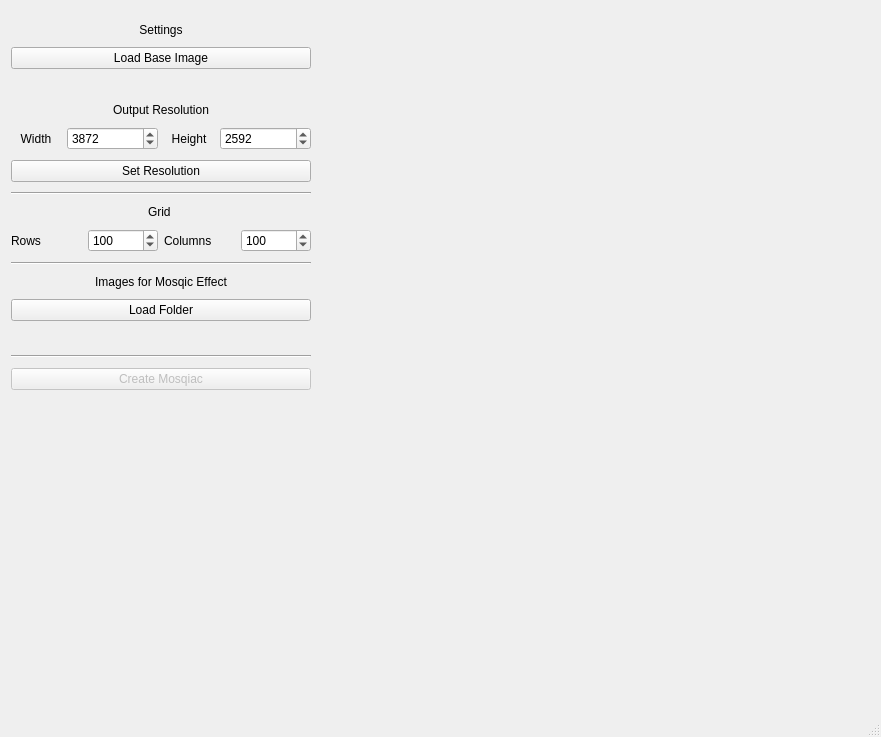
Above: mainwindow.ui from scheckmedia/ImageMosaicWall before the change. Below: the same form after it.
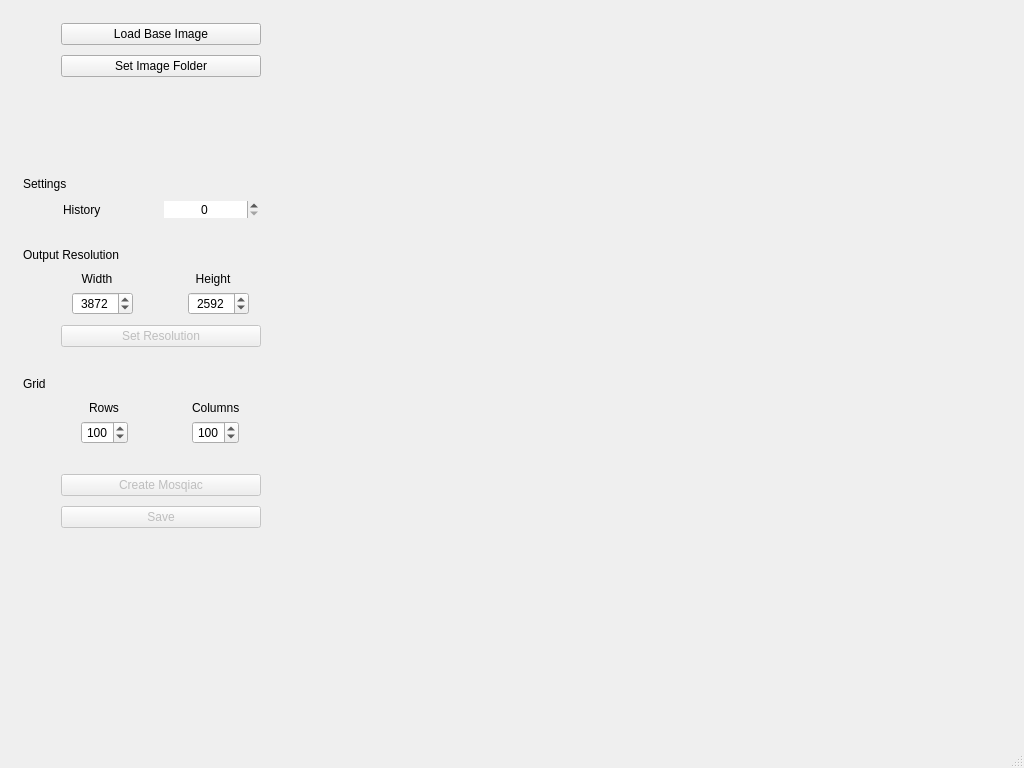
That is the form after the change. Icons and pictures are not drawn.

```diff
--- a/mainwindow.ui
+++ b/mainwindow.ui
@@ -6,8 +6,8 @@
    <rect>
     <x>0</x>
     <y>0</y>
-    <width>881</width>
-    <height>737</height>
+    <width>1024</width>
+    <height>768</height>
    </rect>
   </property>
   <property name="windowTitle">
@@ -72,94 +72,192 @@
           <number>0</number>
          </property>
          <item row="0" column="0">
-          <layout class="QVBoxLayout" name="verticalLayout">
+          <layout class="QVBoxLayout" name="verticalLayout" stretch="0,0,0,0,0,0,0,0,0,0,0,0,0,0,0,0,0">
            <property name="spacing">
             <number>10</number>
            </property>
+           <property name="leftMargin">
+            <number>12</number>
+           </property>
            <property name="topMargin">
             <number>12</number>
            </property>
-           <item>
-            <widget class="QLabel" name="label">
-             <property name="sizePolicy">
-              <sizepolicy hsizetype="Minimum" vsizetype="Fixed">
-               <horstretch>0</horstretch>
-               <verstretch>0</verstretch>
-              </sizepolicy>
-             </property>
-             <property name="text">
-              <string>Settings</string>
-             </property>
-             <property name="alignment">
-              <set>Qt::AlignHCenter|Qt::AlignTop</set>
-             </property>
-            </widget>
-           </item>
-           <item>
+           <property name="rightMargin">
+            <number>12</number>
+           </property>
+           <item alignment="Qt::AlignHCenter">
             <widget class="QPushButton" name="btnLoad">
+             <property name="minimumSize">
+              <size>
+               <width>200</width>
+               <height>0</height>
+              </size>
+             </property>
+             <property name="maximumSize">
+              <size>
+               <width>200</width>
+               <height>16777215</height>
+              </size>
+             </property>
              <property name="text">
               <string>Load Base Image</string>
              </property>
+             <property name="icon">
+              <iconset resource="assets.qrc">
+               <normaloff>:/icons/assets/base_image.png</normaloff>:/icons/assets/base_image.png</iconset>
+             </property>
+             <property name="iconSize">
+              <size>
+               <width>32</width>
+               <height>32</height>
+              </size>
+             </property>
+             <property name="flat">
+              <bool>false</bool>
+             </property>
+            </widget>
+           </item>
+           <item alignment="Qt::AlignHCenter">
+            <widget class="QPushButton" name="pushButton">
+             <property name="minimumSize">
+              <size>
+               <width>200</width>
+               <height>0</height>
+              </size>
+             </property>
+             <property name="maximumSize">
+              <size>
+               <width>200</width>
+               <height>16777215</height>
+              </size>
+             </property>
+             <property name="text">
+              <string>Set Image Folder</string>
+             </property>
+             <property name="icon">
+              <iconset resource="assets.qrc">
+               <normaloff>:/icons/assets/images_folder.png</normaloff>:/icons/assets/images_folder.png</iconset>
+             </property>
+             <property name="iconSize">
+              <size>
+               <width>32</width>
+               <height>32</height>
+              </size>
+             </property>
+             <property name="flat">
+              <bool>false</bool>
+             </property>
             </widget>
            </item>
            <item>
-            <widget class="QLabel" name="lblImageInfo">
+            <widget class="QLabel" name="lblStatus">
+             <property name="sizePolicy">
+              <sizepolicy hsizetype="Preferred" vsizetype="Preferred">
+               <horstretch>0</horstretch>
+               <verstretch>0</verstretch>
+              </sizepolicy>
+             </property>
+             <property name="minimumSize">
+              <size>
+               <width>0</width>
+               <height>80</height>
+              </size>
+             </property>
              <property name="text">
               <string/>
              </property>
              <property name="alignment">
-              <set>Qt::AlignCenter</set>
+              <set>Qt::AlignLeading|Qt::AlignLeft|Qt::AlignVCenter</set>
              </property>
+             <property name="wordWrap">
+              <bool>true</bool>
+             </property>
             </widget>
            </item>
            <item>
-            <widget class="QLabel" name="label_6">
+            <widget class="QLabel" name="lblSettings">
+             <property name="sizePolicy">
+              <sizepolicy hsizetype="Minimum" vsizetype="Fixed">
+               <horstretch>0</horstretch>
+               <verstretch>0</verstretch>
+              </sizepolicy>
+             </property>
+             <property name="text">
+              <string>Settings</string>
+             </property>
+             <property name="alignment">
+              <set>Qt::AlignLeading|Qt::AlignLeft|Qt::AlignTop</set>
+             </property>
+            </widget>
+           </item>
+           <item>
+            <layout class="QHBoxLayout" name="horizontalLayout_7">
+             <property name="leftMargin">
+              <number>40</number>
+             </property>
+             <property name="rightMargin">
+              <number>40</number>
+             </property>
+             <item>
+              <widget class="QLabel" name="label_9">
+               <property name="text">
+                <string>History</string>
+               </property>
+              </widget>
+             </item>
+             <item>
+              <widget class="QSpinBox" name="sbHistory">
+               <property name="frame">
+                <bool>false</bool>
+               </property>
+               <property name="alignment">
+                <set>Qt::AlignCenter</set>
+               </property>
+               <property name="buttonSymbols">
+                <enum>QAbstractSpinBox::UpDownArrows</enum>
+               </property>
+               <property name="maximum">
+                <number>100</number>
+               </property>
+              </widget>
+             </item>
+            </layout>
+           </item>
+           <item>
+            <spacer name="verticalSpacer_2">
+             <property name="orientation">
+              <enum>Qt::Vertical</enum>
+             </property>
+             <property name="sizeType">
+              <enum>QSizePolicy::Fixed</enum>
+             </property>
+             <property name="sizeHint" stdset="0">
+              <size>
+               <width>20</width>
+               <height>20</height>
+              </size>
+             </property>
+            </spacer>
+           </item>
+           <item>
+            <widget class="QLabel" name="lblOutputResolution">
+             <property name="toolTip">
+              <string>Resolution of the output image</string>
+             </property>
              <property name="text">
               <string>Output Resolution</string>
              </property>
              <property name="alignment">
-              <set>Qt::AlignCenter</set>
+              <set>Qt::AlignLeading|Qt::AlignLeft|Qt::AlignVCenter</set>
+             </property>
+             <property name="margin">
+              <number>0</number>
              </property>
             </widget>
            </item>
            <item>
-            <layout class="QHBoxLayout" name="horizontalLayout_5">
-             <item>
-              <widget class="QLabel" name="label_7">
-               <property name="sizePolicy">
-                <sizepolicy hsizetype="Fixed" vsizetype="Preferred">
-                 <horstretch>0</horstretch>
-                 <verstretch>0</verstretch>
-                </sizepolicy>
-               </property>
-               <property name="minimumSize">
-                <size>
-                 <width>50</width>
-                 <height>0</height>
-                </size>
-               </property>
-               <property name="text">
-                <string>Width</string>
-               </property>
-               <property name="alignment">
-                <set>Qt::AlignCenter</set>
-               </property>
-              </widget>
-             </item>
-             <item>
-              <widget class="QSpinBox" name="sbWidth">
-               <property name="minimum">
-                <number>1</number>
-               </property>
-               <property name="maximum">
-                <number>16512</number>
-               </property>
-               <property name="value">
-                <number>3872</number>
-               </property>
-              </widget>
-             </item>
-             <item>
+            <layout class="QGridLayout" name="gridLayout_2">
+             <item row="0" column="1">
               <widget class="QLabel" name="label_8">
                <property name="sizePolicy">
                 <sizepolicy hsizetype="Fixed" vsizetype="Preferred">
@@ -187,8 +285,52 @@
                </property>
               </widget>
              </item>
-             <item>
+             <item row="1" column="0">
+              <widget class="QSpinBox" name="sbWidth">
+               <property name="wrapping">
+                <bool>false</bool>
+               </property>
+               <property name="alignment">
+                <set>Qt::AlignCenter</set>
+               </property>
+               <property name="minimum">
+                <number>1</number>
+               </property>
+               <property name="maximum">
+                <number>16512</number>
+               </property>
+               <property name="value">
+                <number>3872</number>
+               </property>
+              </widget>
+             </item>
+             <item row="0" column="0">
+              <widget class="QLabel" name="label_7">
+               <property name="sizePolicy">
+                <sizepolicy hsizetype="Fixed" vsizetype="Preferred">
+                 <horstretch>0</horstretch>
+                 <verstretch>0</verstretch>
+                </sizepolicy>
+               </property>
+               <property name="minimumSize">
+                <size>
+                 <width>50</width>
+                 <height>0</height>
+                </size>
+               </property>
+               <property name="text">
+                <string>Width</string>
+               </property>
+               <property name="alignment">
+                <set>Qt::AlignCenter</set>
+               </property>
+              </widget>
+             </item>
+             <item row="1" column="1">
               <widget class="QSpinBox" name="sbHeight">
+               <property name="alignment">
+                <set>Qt::AlignCenter</set>
+               </property>
                <property name="maximum">
                 <number>16512</number>
                </property>
@@ -200,24 +342,58 @@
             </layout>
            </item>
            <item>
+            <layout class="QHBoxLayout" name="horizontalLayout_5"/>
+           </item>
+           <item alignment="Qt::AlignHCenter">
             <widget class="QPushButton" name="btnSetResolution">
+             <property name="enabled">
+              <bool>false</bool>
+             </property>
              <property name="minimumSize">
               <size>
-               <width>100</width>
+               <width>200</width>
                <height>0</height>
               </size>
              </property>
+             <property name="maximumSize">
+              <size>
+               <width>200</width>
+               <height>16777215</height>
+              </size>
+             </property>
              <property name="text">
               <string>Set Resolution</string>
              </property>
+             <property name="icon">
+              <iconset resource="assets.qrc">
+               <normaloff>:/icons/assets/resolution.png</normaloff>:/icons/assets/resolution.png</iconset>
+             </property>
+             <property name="iconSize">
+              <size>
+               <width>32</width>
+               <height>32</height>
+              </size>
+             </property>
+             <property name="flat">
+              <bool>false</bool>
+             </property>
             </widget>
            </item>
            <item>
-            <widget class="Line" name="line">
+            <spacer name="verticalSpacer_3">
              <property name="orientation">
-              <enum>Qt::Horizontal</enum>
+              <enum>Qt::Vertical</enum>
              </property>
-            </widget>
+             <property name="sizeType">
+              <enum>QSizePolicy::Fixed</enum>
+             </property>
+             <property name="sizeHint" stdset="0">
+              <size>
+               <width>20</width>
+               <height>20</height>
+              </size>
+             </property>
+            </spacer>
            </item>
            <item>
             <widget class="QLabel" name="label_2">
@@ -225,103 +401,165 @@
               <string>Grid </string>
              </property>
              <property name="alignment">
-              <set>Qt::AlignCenter</set>
+              <set>Qt::AlignLeading|Qt::AlignLeft|Qt::AlignVCenter</set>
              </property>
             </widget>
            </item>
            <item>
-            <layout class="QHBoxLayout" name="horizontalLayout_3" stretch="0,0,0,0">
-             <item>
+            <layout class="QGridLayout" name="gridLayout_4">
+             <item row="0" column="0" alignment="Qt::AlignHCenter">
               <widget class="QLabel" name="label_3">
                <property name="text">
                 <string>Rows</string>
                </property>
               </widget>
              </item>
-             <item>
+             <item row="1" column="0">
               <widget class="QSpinBox" name="sbRows">
+               <property name="sizePolicy">
+                <sizepolicy hsizetype="Fixed" vsizetype="Fixed">
+                 <horstretch>0</horstretch>
+                 <verstretch>0</verstretch>
+                </sizepolicy>
+               </property>
+               <property name="minimumSize">
+                <size>
+                 <width>0</width>
+                 <height>0</height>
+                </size>
+               </property>
+               <property name="alignment">
+                <set>Qt::AlignCenter</set>
+               </property>
                <property name="minimum">
                 <number>10</number>
                </property>
                <property name="maximum">
-                <number>1000</number>
+                <number>500</number>
                </property>
                <property name="value">
                 <number>100</number>
                </property>
               </widget>
              </item>
-             <item>
+             <item row="1" column="1">
+              <widget class="QSpinBox" name="sbCols">
+               <property name="sizePolicy">
+                <sizepolicy hsizetype="Fixed" vsizetype="Fixed">
+                 <horstretch>0</horstretch>
+                 <verstretch>0</verstretch>
+                </sizepolicy>
+               </property>
+               <property name="alignment">
+                <set>Qt::AlignCenter</set>
+               </property>
+               <property name="buttonSymbols">
+                <enum>QAbstractSpinBox::UpDownArrows</enum>
+               </property>
+               <property name="minimum">
+                <number>10</number>
+               </property>
+               <property name="maximum">
+                <number>500</number>
+               </property>
+               <property name="value">
+                <number>100</number>
+               </property>
+              </widget>
+             </item>
+             <item row="0" column="1" alignment="Qt::AlignHCenter">
               <widget class="QLabel" name="label_4">
                <property name="text">
                 <string>Columns</string>
                </property>
               </widget>
              </item>
-             <item>
-              <widget class="QSpinBox" name="sbCols">
-               <property name="minimum">
-                <number>10</number>
-               </property>
-               <property name="maximum">
-                <number>1000</number>
-               </property>
-               <property name="value">
-                <number>100</number>
-               </property>
-              </widget>
-             </item>
             </layout>
            </item>
            <item>
-            <widget class="Line" name="line_2">
+            <spacer name="verticalSpacer_4">
              <property name="orientation">
-              <enum>Qt::Horizontal</enum>
+              <enum>Qt::Vertical</enum>
              </property>
-            </widget>
-           </item>
-           <item>
-            <widget class="QLabel" name="label_5">
-             <property name="text">
-              <string>Images for Mosqic Effect</string>
+             <property name="sizeType">
+              <enum>QSizePolicy::Fixed</enum>
              </property>
-             <property name="alignment">
-              <set>Qt::AlignCenter</set>
+             <property name="sizeHint" stdset="0">
+              <size>
+               <width>20</width>
+               <height>20</height>
+              </size>
              </property>
-            </widget>
+            </spacer>
            </item>
-           <item>
-            <widget class="QPushButton" name="pushButton">
-             <property name="text">
-              <string>Load Folder</string>
-             </property>
-            </widget>
-           </item>
-           <item>
-            <widget class="QLabel" name="lblImagesFolder">
-             <property name="text">
-              <string/>
-             </property>
-             <property name="alignment">
-              <set>Qt::AlignCenter</set>
-             </property>
-            </widget>
-           </item>
-           <item>
-            <widget class="Line" name="line_3">
-             <property name="orientation">
-              <enum>Qt::Horizontal</enum>
-             </property>
-            </widget>
-           </item>
-           <item>
+           <item alignment="Qt::AlignHCenter">
             <widget class="QPushButton" name="btnGenerate">
              <property name="enabled">
               <bool>false</bool>
              </property>
+             <property name="minimumSize">
+              <size>
+               <width>200</width>
+               <height>0</height>
+              </size>
+             </property>
+             <property name="maximumSize">
+              <size>
+               <width>200</width>
+               <height>16777215</height>
+              </size>
+             </property>
              <property name="text">
               <string>Create Mosqiac</string>
              </property>
+             <property name="icon">
+              <iconset resource="assets.qrc">
+               <normaloff>:/icons/assets/generate.png</normaloff>:/icons/assets/generate.png</iconset>
+             </property>
+             <property name="iconSize">
+              <size>
+               <width>32</width>
+               <height>32</height>
+              </size>
+             </property>
+             <property name="flat">
+              <bool>false</bool>
+             </property>
+            </widget>
+           </item>
+           <item alignment="Qt::AlignHCenter">
+            <widget class="QPushButton" name="btnSave">
+             <property name="enabled">
+              <bool>false</bool>
+             </property>
+             <property name="minimumSize">
+              <size>
+               <width>200</width>
+               <height>0</height>
+              </size>
+             </property>
+             <property name="maximumSize">
+              <size>
+               <width>200</width>
+               <height>16777215</height>
+              </size>
+             </property>
+             <property name="text">
+              <string>Save</string>
+             </property>
+             <property name="icon">
+              <iconset resource="assets.qrc">
+               <normaloff>:/icons/assets/download.png</normaloff>:/icons/assets/download.png</iconset>
+             </property>
+             <property name="iconSize">
+              <size>
+               <width>32</width>
+               <height>32</height>
+              </size>
+             </property>
+             <property name="flat">
+              <bool>false</bool>
+             </property>
             </widget>
            </item>
            <item>
```
Left out of the diff: 21 changed lines with no effect on the pictures.
